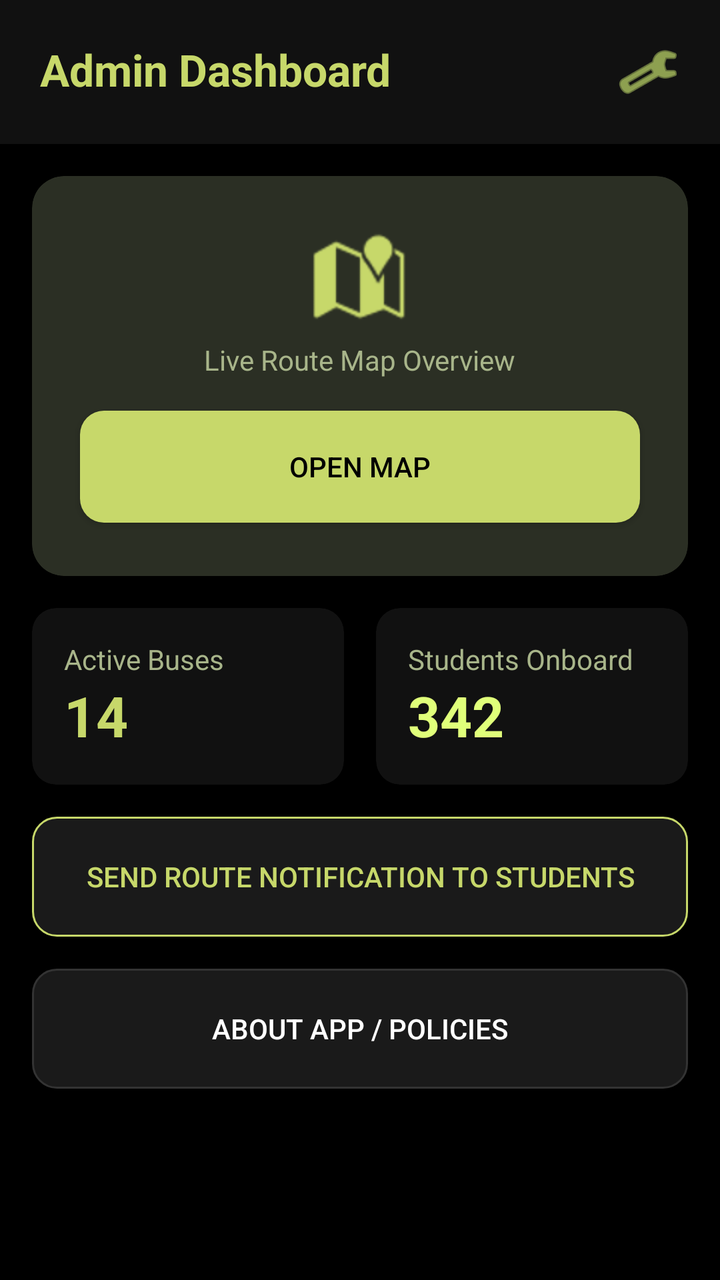
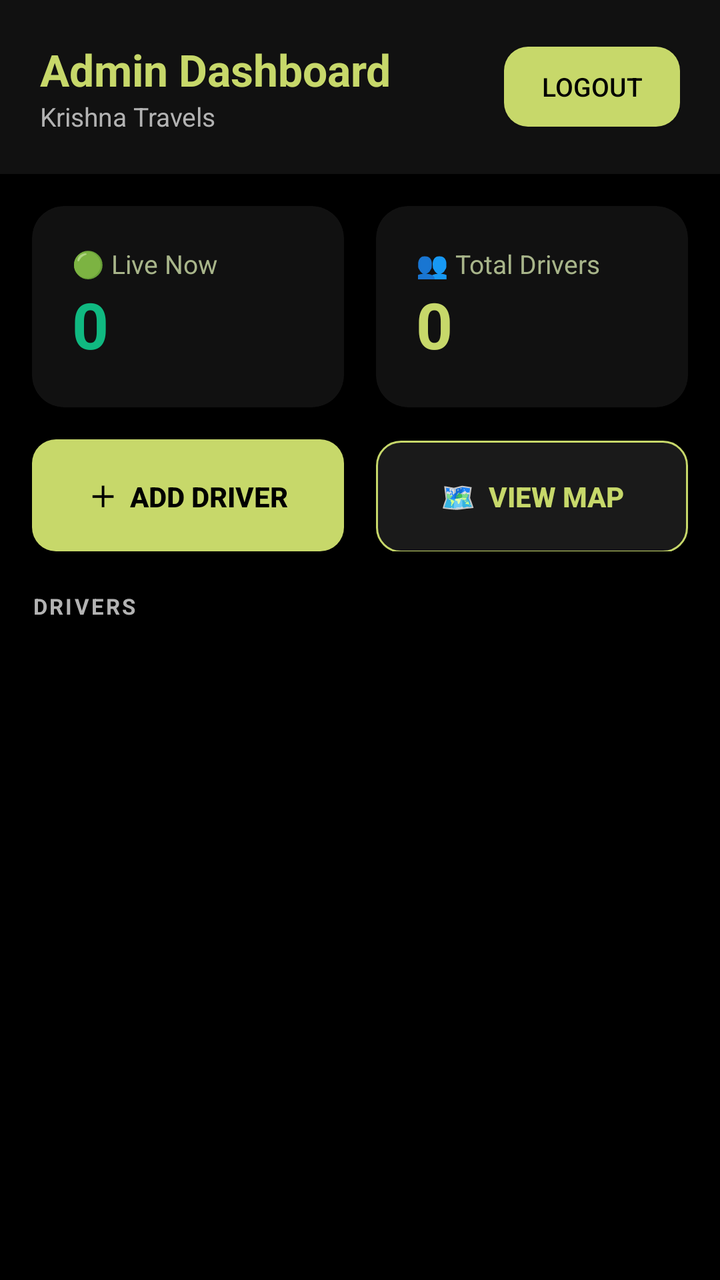

Compare the two renders of this Android layout. The source of the first and the diff that turns it into the second are given below.
<!-- AndroidManifest.xml: activity theme AppTheme -->
<!-- res/layout/activity_admin_dashboard.xml -->
<?xml version="1.0" encoding="utf-8"?>
<androidx.constraintlayout.widget.ConstraintLayout 
    xmlns:android="http://schemas.android.com/apk/res/android"
    xmlns:app="http://schemas.android.com/apk/res-auto"
    android:layout_width="match_parent"
    android:layout_height="match_parent"
    android:background="@color/background_dark">

    
    <LinearLayout
        android:id="@+id/headerLayout"
        android:layout_width="match_parent"
        android:layout_height="wrap_content"
        android:orientation="horizontal"
        android:padding="20dp"
        android:background="@color/card_dark"
        app:layout_constraintTop_toTopOf="parent">
        
        <TextView
            android:layout_width="0dp"
            android:layout_height="wrap_content"
            android:layout_weight="1"
            android:text="Admin Dashboard"
            android:textColor="@color/primary"
            android:textSize="22sp"
            android:textStyle="bold" />

        <ImageView
            android:id="@+id/btnSettings"
            android:layout_width="32dp"
            android:layout_height="32dp"
            android:src="@android:drawable/ic_menu_preferences"
            app:tint="@color/accent_glow"/>
    </LinearLayout>

    <ScrollView
        android:layout_width="match_parent"
        android:layout_height="0dp"
        app:layout_constraintTop_toBottomOf="@id/headerLayout"
        app:layout_constraintBottom_toBottomOf="parent">

        <LinearLayout
            android:layout_width="match_parent"
            android:layout_height="wrap_content"
            android:orientation="vertical"
            android:padding="16dp">

            
            <androidx.cardview.widget.CardView
                android:layout_width="match_parent"
                android:layout_height="200dp"
                android:layout_marginBottom="16dp"
                app:cardBackgroundColor="#2B2F24"
                app:cardCornerRadius="16dp">
                <LinearLayout
                    android:layout_width="match_parent"
                    android:layout_height="match_parent"
                    android:gravity="center"
                    android:orientation="vertical">
                    <ImageView
                        android:layout_width="48dp"
                        android:layout_height="48dp"
                        android:src="@android:drawable/ic_dialog_map"
                        app:tint="@color/primary"/>
                    <TextView
                        android:layout_width="wrap_content"
                        android:layout_height="wrap_content"
                        android:text="Live Route Map Overview"
                        android:textColor="@color/secondary"
                        android:layout_marginTop="8dp"/>
                    <Button
                        android:id="@+id/btnViewMap"
                        android:layout_width="match_parent"
                        android:layout_height="56dp"
                        android:text="Open Map"
                        android:background="@drawable/bg_button_primary"
                        android:textColor="@color/background_dark"
                        android:layout_marginTop="16dp"
                        android:layout_marginHorizontal="24dp"
                        app:backgroundTint="@null"/>
                </LinearLayout>
            </androidx.cardview.widget.CardView>

            
            <LinearLayout
                android:layout_width="match_parent"
                android:layout_height="wrap_content"
                android:orientation="horizontal"
                android:weightSum="2"
                android:layout_marginBottom="16dp">
                
                <androidx.cardview.widget.CardView
                    android:layout_width="0dp"
                    android:layout_height="wrap_content"
                    android:layout_weight="1"
                    android:layout_marginEnd="8dp"
                    app:cardBackgroundColor="@color/card_dark"
                    app:cardCornerRadius="12dp">
                    <LinearLayout
                        android:layout_width="match_parent"
                        android:layout_height="wrap_content"
                        android:padding="16dp"
                        android:orientation="vertical">
                        <TextView
                            android:layout_width="wrap_content"
                            android:layout_height="wrap_content"
                            android:text="Active Buses"
                            android:textColor="@color/secondary" />
                        <TextView
                            android:layout_width="wrap_content"
                            android:layout_height="wrap_content"
                            android:text="14"
                            android:textColor="@color/primary"
                            android:textSize="28sp"
                            android:textStyle="bold"/>
                    </LinearLayout>
                </androidx.cardview.widget.CardView>

                <androidx.cardview.widget.CardView
                    android:layout_width="0dp"
                    android:layout_height="wrap_content"
                    android:layout_weight="1"
                    android:layout_marginStart="8dp"
                    app:cardBackgroundColor="@color/card_dark"
                    app:cardCornerRadius="12dp">
                    <LinearLayout
                        android:layout_width="match_parent"
                        android:layout_height="wrap_content"
                        android:padding="16dp"
                        android:orientation="vertical">
                        <TextView
                            android:layout_width="wrap_content"
                            android:layout_height="wrap_content"
                            android:text="Students Onboard"
                            android:textColor="@color/secondary" />
                        <TextView
                            android:layout_width="wrap_content"
                            android:layout_height="wrap_content"
                            android:text="342"
                            android:textColor="@color/accent_glow"
                            android:textSize="28sp"
                            android:textStyle="bold"/>
                    </LinearLayout>
                </androidx.cardview.widget.CardView>
            </LinearLayout>

            <Button
                android:id="@+id/btnSendNotification"
                android:layout_width="match_parent"
                android:layout_height="60dp"
                android:text="Send Route Notification to Students"
                android:background="@drawable/bg_button_secondary"
                android:textColor="@color/primary"
                android:layout_marginBottom="16dp"
                app:backgroundTint="@null"/>

            <Button
                android:id="@+id/btnAboutApp"
                android:layout_width="match_parent"
                android:layout_height="60dp"
                android:text="About App / Policies"
                android:background="@drawable/bg_input_rounded"
                android:textColor="@color/text_primary"
                app:backgroundTint="@null"/>
                
        </LinearLayout>
    </ScrollView>
</androidx.constraintlayout.widget.ConstraintLayout>
<!-- resources referenced by this layout -->
<resources>
  <color name="accent_glow">#E0FF7A</color>
  <color name="background_dark">#000000</color>
  <color name="card_dark">#111111</color>
  <color name="primary">#C7D86A</color>
  <color name="secondary">#A8B58A</color>
  <color name="text_primary">#FFFFFF</color>
  <!-- drawable bg_button_primary (drawable) -->
  <?xml version="1.0" encoding="utf-8"?>
  <ripple xmlns:android="http://schemas.android.com/apk/res/android"
      android:color="#40000000">
      <item>
          <shape android:shape="rectangle">
              <solid android:color="@color/primary" />
              <corners android:radius="12dp" />
          </shape>
      </item>
  </ripple>
  <!-- drawable bg_button_secondary (drawable) -->
  <?xml version="1.0" encoding="utf-8"?>
  <ripple xmlns:android="http://schemas.android.com/apk/res/android"
      android:color="#20C7D86A">
      <item>
          <shape android:shape="rectangle">
              <solid android:color="@color/input_bg" />
              <corners android:radius="12dp" />
              <stroke android:width="1dp" android:color="@color/primary" />
          </shape>
      </item>
  </ripple>
  <!-- drawable bg_input_rounded (drawable) -->
  <?xml version="1.0" encoding="utf-8"?>
  <shape xmlns:android="http://schemas.android.com/apk/res/android"
      android:shape="rectangle">
      <solid android:color="@color/input_bg" />
      <corners android:radius="12dp" />
      <stroke android:width="1dp" android:color="#333333" />
      <padding android:left="16dp" android:right="16dp" android:top="12dp" android:bottom="12dp"/>
  </shape>
  <style name="AppTheme" parent="Theme.AppCompat.DayNight.NoActionBar">
          <item name="android:windowBackground">@color/background_dark</item>
          <item name="android:textColorPrimary">@color/text_primary</item>
          <item name="android:textColorSecondary">@color/text_primary</item>
          <item name="colorPrimary">@color/primary_nature</item>
          <item name="colorPrimaryDark">@color/background_dark</item>
          <item name="colorAccent">@color/accent_nature</item>
      </style>
  <color name="input_bg">#1A1A1A</color>
  <color name="primary_nature">#C7D86A</color>
  <color name="accent_nature">#D7F56B</color>
</resources>

<!-- the commit's change to res/layout/activity_admin_dashboard.xml (unified diff, before → after) -->
@@ -1,5 +1,5 @@
 <?xml version="1.0" encoding="utf-8"?>
-<androidx.constraintlayout.widget.ConstraintLayout 
+<androidx.constraintlayout.widget.ConstraintLayout
     xmlns:android="http://schemas.android.com/apk/res/android"
     xmlns:app="http://schemas.android.com/apk/res-auto"
     android:layout_width="match_parent"
@@ -8,35 +8,50 @@
 
     
     <LinearLayout
-        android:id="@+id/headerLayout"
+        android:id="@+id/adminHeader"
         android:layout_width="match_parent"
         android:layout_height="wrap_content"
         android:orientation="horizontal"
         android:padding="20dp"
         android:background="@color/card_dark"
+        android:gravity="center_vertical"
         app:layout_constraintTop_toTopOf="parent">
-        
-        <TextView
+
+        <LinearLayout
             android:layout_width="0dp"
             android:layout_height="wrap_content"
             android:layout_weight="1"
-            android:text="Admin Dashboard"
-            android:textColor="@color/primary"
-            android:textSize="22sp"
-            android:textStyle="bold" />
+            android:orientation="vertical">
+            <TextView
+                android:layout_width="wrap_content"
+                android:layout_height="wrap_content"
+                android:text="Admin Dashboard"
+                android:textColor="@color/primary"
+                android:textSize="22sp"
+                android:textStyle="bold" />
+            <TextView
+                android:layout_width="wrap_content"
+                android:layout_height="wrap_content"
+                android:text="Krishna Travels"
+                android:textColor="@color/text_secondary"
+                android:textSize="13sp" />
+        </LinearLayout>
 
-        <ImageView
-            android:id="@+id/btnSettings"
-            android:layout_width="32dp"
-            android:layout_height="32dp"
-            android:src="@android:drawable/ic_menu_preferences"
-            app:tint="@color/accent_glow"/>
+        <Button
+            android:id="@+id/btnLogout"
+            android:layout_width="wrap_content"
+            android:layout_height="40dp"
+            android:text="Logout"
+            android:textColor="@color/background_dark"
+            android:background="@drawable/bg_button_primary"
+            android:textSize="13sp"
+            app:backgroundTint="@null"/>
     </LinearLayout>
 
     <ScrollView
         android:layout_width="match_parent"
         android:layout_height="0dp"
-        app:layout_constraintTop_toBottomOf="@id/headerLayout"
+        app:layout_constraintTop_toBottomOf="@id/adminHeader"
         app:layout_constraintBottom_toBottomOf="parent">
 
         <LinearLayout
@@ -46,72 +61,38 @@
             android:padding="16dp">
 
             
-            <androidx.cardview.widget.CardView
-                android:layout_width="match_parent"
-                android:layout_height="200dp"
-                android:layout_marginBottom="16dp"
-                app:cardBackgroundColor="#2B2F24"
-                app:cardCornerRadius="16dp">
-                <LinearLayout
-                    android:layout_width="match_parent"
-                    android:layout_height="match_parent"
-                    android:gravity="center"
-                    android:orientation="vertical">
-                    <ImageView
-                        android:layout_width="48dp"
-                        android:layout_height="48dp"
-                        android:src="@android:drawable/ic_dialog_map"
-                        app:tint="@color/primary"/>
-                    <TextView
-                        android:layout_width="wrap_content"
-                        android:layout_height="wrap_content"
-                        android:text="Live Route Map Overview"
-                        android:textColor="@color/secondary"
-                        android:layout_marginTop="8dp"/>
-                    <Button
-                        android:id="@+id/btnViewMap"
-                        android:layout_width="match_parent"
-                        android:layout_height="56dp"
-                        android:text="Open Map"
-                        android:background="@drawable/bg_button_primary"
-                        android:textColor="@color/background_dark"
-                        android:layout_marginTop="16dp"
-                        android:layout_marginHorizontal="24dp"
-                        app:backgroundTint="@null"/>
-                </LinearLayout>
-            </androidx.cardview.widget.CardView>
-
-            
             <LinearLayout
                 android:layout_width="match_parent"
                 android:layout_height="wrap_content"
                 android:orientation="horizontal"
                 android:weightSum="2"
                 android:layout_marginBottom="16dp">
-                
+
                 <androidx.cardview.widget.CardView
                     android:layout_width="0dp"
                     android:layout_height="wrap_content"
                     android:layout_weight="1"
                     android:layout_marginEnd="8dp"
                     app:cardBackgroundColor="@color/card_dark"
-                    app:cardCornerRadius="12dp">
+                    app:cardCornerRadius="16dp">
                     <LinearLayout
                         android:layout_width="match_parent"
                         android:layout_height="wrap_content"
-                        android:padding="16dp"
+                        android:padding="20dp"
                         android:orientation="vertical">
                         <TextView
                             android:layout_width="wrap_content"
                             android:layout_height="wrap_content"
-                            android:text="Active Buses"
-                            android:textColor="@color/secondary" />
+                            android:text="🟢 Live Now"
+                            android:textColor="@color/secondary"
+                            android:textSize="13sp"/>
                         <TextView
+                            android:id="@+id/liveCount"
                             android:layout_width="wrap_content"
                             android:layout_height="wrap_content"
-                            android:text="14"
-                            android:textColor="@color/primary"
-                            android:textSize="28sp"
+                            android:text="0"
+                            android:textColor="#10B981"
+                            android:textSize="32sp"
                             android:textStyle="bold"/>
                     </LinearLayout>
                 </androidx.cardview.widget.CardView>
@@ -122,47 +103,89 @@
                     android:layout_weight="1"
                     android:layout_marginStart="8dp"
                     app:cardBackgroundColor="@color/card_dark"
-                    app:cardCornerRadius="12dp">
+                    app:cardCornerRadius="16dp">
                     <LinearLayout
                         android:layout_width="match_parent"
                         android:layout_height="wrap_content"
-                        android:padding="16dp"
+                        android:padding="20dp"
                         android:orientation="vertical">
                         <TextView
                             android:layout_width="wrap_content"
                             android:layout_height="wrap_content"
-                            android:text="Students Onboard"
-                            android:textColor="@color/secondary" />
+                            android:text="👥 Total Drivers"
+                            android:textColor="@color/secondary"
+                            android:textSize="13sp"/>
                         <TextView
+                            android:id="@+id/totalCount"
                             android:layout_width="wrap_content"
                             android:layout_height="wrap_content"
-                            android:text="342"
-                            android:textColor="@color/accent_glow"
-                            android:textSize="28sp"
+                            android:text="0"
+                            android:textColor="@color/primary"
+                            android:textSize="32sp"
                             android:textStyle="bold"/>
                     </LinearLayout>
                 </androidx.cardview.widget.CardView>
             </LinearLayout>
 
-            <Button
-                android:id="@+id/btnSendNotification"
+            
+            <LinearLayout
                 android:layout_width="match_parent"
-                android:layout_height="60dp"
-                android:text="Send Route Notification to Students"
-                android:background="@drawable/bg_button_secondary"
-                android:textColor="@color/primary"
-                android:layout_marginBottom="16dp"
-                app:backgroundTint="@null"/>
+                android:layout_height="wrap_content"
+                android:orientation="horizontal"
+                android:weightSum="2"
+                android:layout_marginBottom="20dp">
+                <Button
+                    android:id="@+id/btnAddDriver"
+                    android:layout_width="0dp"
+                    android:layout_height="56dp"
+                    android:layout_weight="1"
+                    android:layout_marginEnd="8dp"
+                    android:text="＋  Add Driver"
+                    android:textColor="@color/background_dark"
+                    android:background="@drawable/bg_button_primary"
+                    android:textStyle="bold"
+                    app:backgroundTint="@null"/>
+                <Button
+                    android:id="@+id/btnViewMap"
+                    android:layout_width="0dp"
+                    android:layout_height="56dp"
+                    android:layout_weight="1"
+                    android:layout_marginStart="8dp"
+                    android:text="🗺  View Map"
+                    android:textColor="@color/primary"
+                    android:background="@drawable/bg_button_secondary"
+                    android:textStyle="bold"
+                    app:backgroundTint="@null"/>
+            </LinearLayout>
 
-            <Button
-                android:id="@+id/btnAboutApp"
+            
+            <TextView
+                android:layout_width="wrap_content"
+                android:layout_height="wrap_content"
+                android:text="DRIVERS"
+                android:textColor="@color/text_secondary"
+                android:textSize="11sp"
+                android:textStyle="bold"
+                android:letterSpacing="0.1"
+                android:layout_marginBottom="12dp"/>
+
+            
+            <ProgressBar
+                android:id="@+id/adminProgressBar"
+                android:layout_width="wrap_content"
+                android:layout_height="wrap_content"
+                android:layout_gravity="center_horizontal"
+                android:visibility="gone"
+                android:indeterminateTint="@color/primary"/>
+
+            
+            <LinearLayout
+                android:id="@+id/driversContainer"
                 android:layout_width="match_parent"
-                android:layout_height="60dp"
-                android:text="About App / Policies"
-                android:background="@drawable/bg_input_rounded"
-                android:textColor="@color/text_primary"
-                app:backgroundTint="@null"/>
-                
+                android:layout_height="wrap_content"
+                android:orientation="vertical"/>
+
         </LinearLayout>
     </ScrollView>
+
 </androidx.constraintlayout.widget.ConstraintLayout>
<!-- resource entries referenced after the edit -->
@@ -1,11 +1,10 @@
 <!-- resources referenced by this layout -->
 <resources>
-  <color name="accent_glow">#E0FF7A</color>
   <color name="background_dark">#000000</color>
   <color name="card_dark">#111111</color>
   <color name="primary">#C7D86A</color>
   <color name="secondary">#A8B58A</color>
-  <color name="text_primary">#FFFFFF</color>
+  <color name="text_secondary">#B3B3B3</color>
   <!-- drawable bg_button_primary (drawable) -->
   <?xml version="1.0" encoding="utf-8"?>
   <ripple xmlns:android="http://schemas.android.com/apk/res/android"
@@ -29,15 +28,6 @@
           </shape>
       </item>
   </ripple>
-  <!-- drawable bg_input_rounded (drawable) -->
-  <?xml version="1.0" encoding="utf-8"?>
-  <shape xmlns:android="http://schemas.android.com/apk/res/android"
-      android:shape="rectangle">
-      <solid android:color="@color/input_bg" />
-      <corners android:radius="12dp" />
-      <stroke android:width="1dp" android:color="#333333" />
-      <padding android:left="16dp" android:right="16dp" android:top="12dp" android:bottom="12dp"/>
-  </shape>
   <style name="AppTheme" parent="Theme.AppCompat.DayNight.NoActionBar">
           <item name="android:windowBackground">@color/background_dark</item>
           <item name="android:textColorPrimary">@color/text_primary</item>
@@ -47,6 +37,7 @@
           <item name="colorAccent">@color/accent_nature</item>
       </style>
   <color name="input_bg">#1A1A1A</color>
+  <color name="text_primary">#FFFFFF</color>
   <color name="primary_nature">#C7D86A</color>
   <color name="accent_nature">#D7F56B</color>
 </resources>
